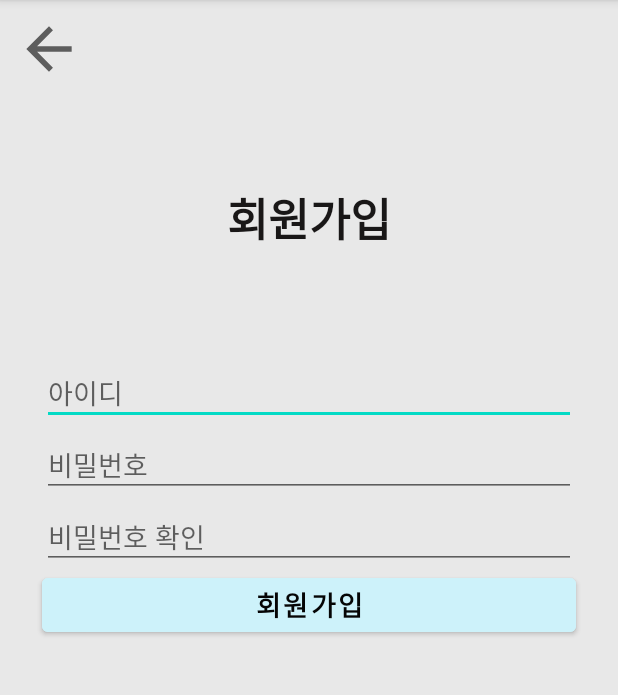
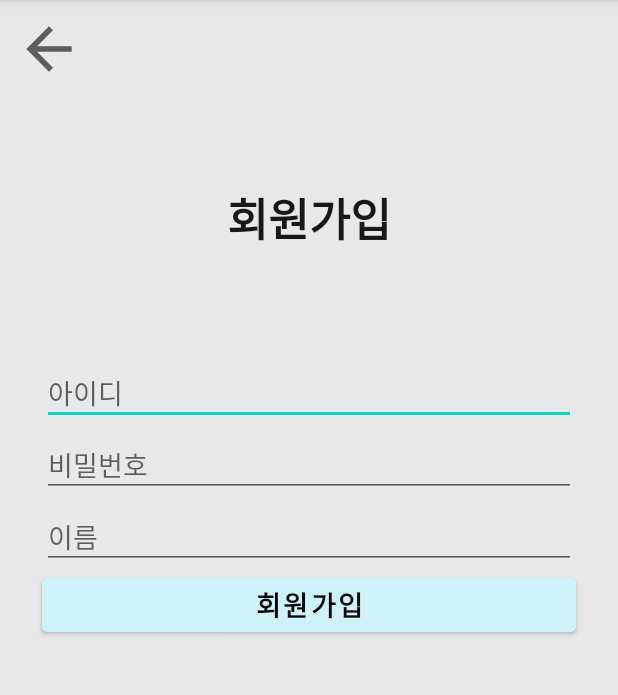
Before and after one commit to 5psy/EATSUN, an Android app: the register screen opened directly, with no data from a screen before it, on a phone screen of 412 x 824 dp, the part 84-779 px from its top. Run offline under Robolectric (Android 15) with nearby library versions, the phone set to English and light mode, and no system bars; our stand-ins replace Firebase (no records; nobody signed in at launch, a user with empty details on screens opened directly).

Commit message:
small change- name

```diff
--- a/app/src/main/res/layout/sun_02.xml
+++ b/app/src/main/res/layout/sun_02.xml
@@ -66,7 +66,7 @@
             android:layout_marginRight="18dp"
             android:ems="10"
             android:fontFamily="@font/malgunbd"
-            android:hint="비밀번호 확인"
+            android:hint="이름"
             android:inputType="textPassword"
             android:minHeight="48dp"
             android:paddingBottom="5dp" />
```
